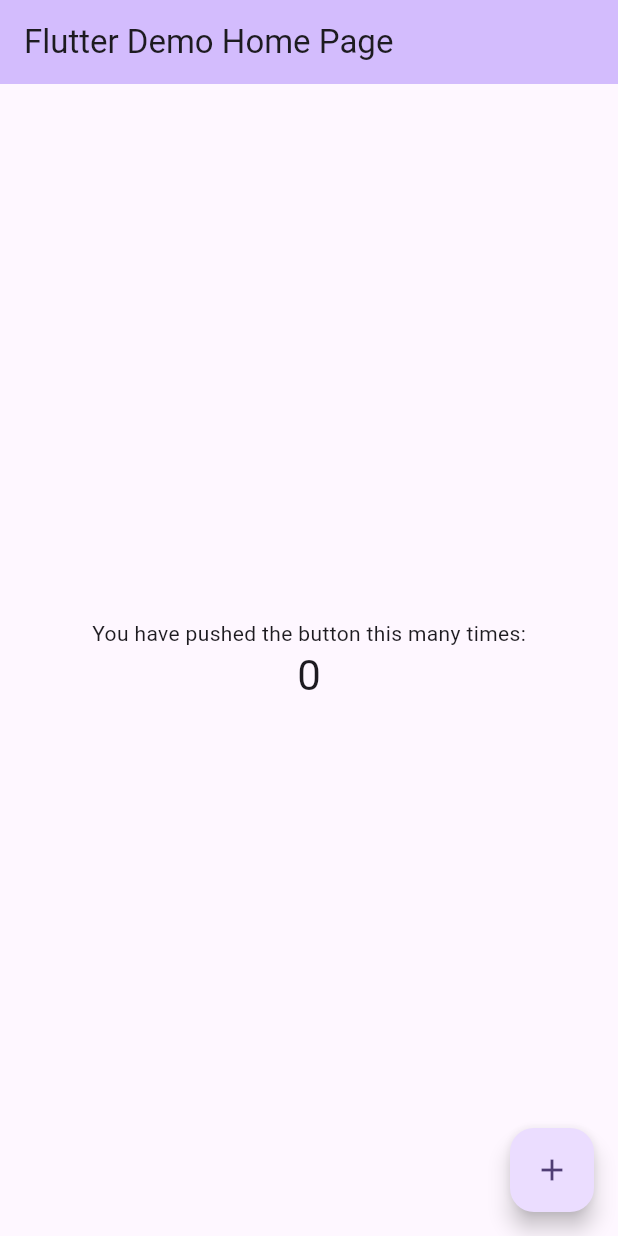
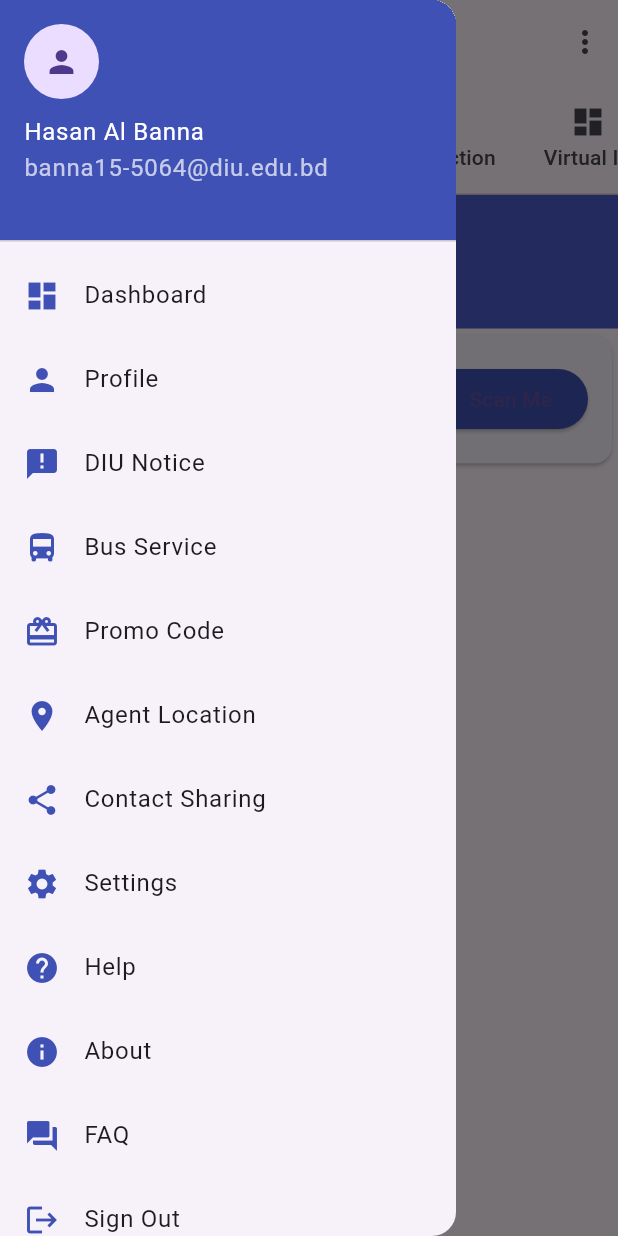
Before and after one commit to hasanalbanna012/Lab_evaluation, a Flutter app: the screen it shows after launch, with the side drawer open (before the commit the screen has no drawer), on a phone screen of 412 x 824 dp. Run offline on Flutter 3.47's test engine with Material 3 defaults, Android fonts, the light colour scheme and no system bars.

Commit message:
final evaluation

```diff
--- a/banna/lib/main.dart
+++ b/banna/lib/main.dart
@@ -1,125 +1,16 @@
 import 'package:flutter/material.dart';
+import 'screens/dashboard_screen.dart';
 
-void main() {
-  runApp(const MyApp());
-}
+void main() => runApp(MyApp());
 
 class MyApp extends StatelessWidget {
-  const MyApp({super.key});
-
-  // This widget is the root of your application.
   @override
   Widget build(BuildContext context) {
     return MaterialApp(
-      title: 'Flutter Demo',
-      theme: ThemeData(
-        // This is the theme of your application.
-        //
-        // TRY THIS: Try running your application with "flutter run". You'll see
-        // the application has a purple toolbar. Then, without quitting the app,
-        // try changing the seedColor in the colorScheme below to Colors.green
-        // and then invoke "hot reload" (save your changes or press the "hot
-        // reload" button in a Flutter-supported IDE, or press "r" if you used
-        // the command line to start the app).
-        //
-        // Notice that the counter didn't reset back to zero; the application
-        // state is not lost during the reload. To reset the state, use hot
-        // restart instead.
-        //
-        // This works for code too, not just values: Most code changes can be
-        // tested with just a hot reload.
-        colorScheme: ColorScheme.fromSeed(seedColor: Colors.deepPurple),
-        useMaterial3: true,
-      ),
-      home: const MyHomePage(title: 'Flutter Demo Home Page'),
+      title: '1Card UI',
+      theme: ThemeData(primarySwatch: Colors.indigo),
+      home: DashboardScreen(),
+      debugShowCheckedModeBanner: false,
     );
   }
 }
-
-class MyHomePage extends StatefulWidget {
-  const MyHomePage({super.key, required this.title});
-
-  // This widget is the home page of your application. It is stateful, meaning
-  // that it has a State object (defined below) that contains fields that affect
-  // how it looks.
-
-  // This class is the configuration for the state. It holds the values (in this
-  // case the title) provided by the parent (in this case the App widget) and
-  // used by the build method of the State. Fields in a Widget subclass are
-  // always marked "final".
-
-  final String title;
-
-  @override
-  State<MyHomePage> createState() => _MyHomePageState();
-}
-
-class _MyHomePageState extends State<MyHomePage> {
-  int _counter = 0;
-
-  void _incrementCounter() {
-    setState(() {
-      // This call to setState tells the Flutter framework that something has
-      // changed in this State, which causes it to rerun the build method below
-      // so that the display can reflect the updated values. If we changed
-      // _counter without calling setState(), then the build method would not be
-      // called again, and so nothing would appear to happen.
-      _counter++;
-    });
-  }
-
-  @override
-  Widget build(BuildContext context) {
-    // This method is rerun every time setState is called, for instance as done
-    // by the _incrementCounter method above.
-    //
-    // The Flutter framework has been optimized to make rerunning build methods
-    // fast, so that you can just rebuild anything that needs updating rather
-    // than having to individually change instances of widgets.
-    return Scaffold(
-      appBar: AppBar(
-        // TRY THIS: Try changing the color here to a specific color (to
-        // Colors.amber, perhaps?) and trigger a hot reload to see the AppBar
-        // change color while the other colors stay the same.
-        backgroundColor: Theme.of(context).colorScheme.inversePrimary,
-        // Here we take the value from the MyHomePage object that was created by
-        // the App.build method, and use it to set our appbar title.
-        title: Text(widget.title),
-      ),
-      body: Center(
-        // Center is a layout widget. It takes a single child and positions it
-        // in the middle of the parent.
-        child: Column(
-          // Column is also a layout widget. It takes a list of children and
-          // arranges them vertically. By default, it sizes itself to fit its
-          // children horizontally, and tries to be as tall as its parent.
-          //
-          // Column has various properties to control how it sizes itself and
-          // how it positions its children. Here we use mainAxisAlignment to
-          // center the children vertically; the main axis here is the vertical
-          // axis because Columns are vertical (the cross axis would be
-          // horizontal).
-          //
-          // TRY THIS: Invoke "debug painting" (choose the "Toggle Debug Paint"
-          // action in the IDE, or press "p" in the console), to see the
-          // wireframe for each widget.
-          mainAxisAlignment: MainAxisAlignment.center,
-          children: <Widget>[
-            const Text(
-              'You have pushed the button this many times:',
-            ),
-            Text(
-              '$_counter',
-              style: Theme.of(context).textTheme.headlineMedium,
-            ),
-          ],
-        ),
-      ),
-      floatingActionButton: FloatingActionButton(
-        onPressed: _incrementCounter,
-        tooltip: 'Increment',
-        child: const Icon(Icons.add),
-      ), // This trailing comma makes auto-formatting nicer for build methods.
-    );
-  }
-}
--- /dev/null
+++ b/banna/lib/screens/dashboard_screen.dart
@@ -0,0 +1,54 @@
+import 'package:flutter/material.dart';
+import '../widgets/user_info.dart';
+import '../widgets/balance_card.dart';
+import '../widgets/activity_tile.dart';
+import '../widgets/app_drawer.dart';
+
+class DashboardScreen extends StatelessWidget {
+  @override
+  Widget build(BuildContext context) {
+    return DefaultTabController(
+      length: 4,
+      child: Scaffold(
+        appBar: AppBar(
+          title: Text('1Card'),
+          actions: [
+            Icon(Icons.more_vert),
+            SizedBox(width: 10),
+          ],
+          bottom: TabBar(
+            isScrollable: true,
+            indicatorColor: Colors.white,
+            tabs: [
+              Tab(icon: Icon(Icons.dashboard), text: 'Dashboard'),
+              Tab(icon: Icon(Icons.design_services), text: 'Services'),
+              Tab(icon: Icon(Icons.money), text: 'Transaction'),
+              Tab(icon: Icon(Icons.dashboard), text: 'Virtual ID'),
+            ],
+          ),
+        ),
+        drawer: AppDrawer(),
+        body: Column(
+          crossAxisAlignment: CrossAxisAlignment.start,
+          children: [
+            UserInfoSection(),
+            BalanceCard(),
+            Padding(
+              padding: const EdgeInsets.all(12.0),
+              child: Text('Recent Activities',
+                  style: TextStyle(fontWeight: FontWeight.bold)),
+            ),
+            ActivityTile(
+              time: 'now',
+              action: 'Last Login with this device',
+            ),
+            ActivityTile(
+              time: 'yesterday',
+              action: 'Last Logout with this device)',
+            ),
+          ],
+        ),
+      ),
+    );
+  }
+}
--- /dev/null
+++ b/banna/lib/widgets/activity_tile.dart
@@ -0,0 +1,17 @@
+import 'package:flutter/material.dart';
+
+class ActivityTile extends StatelessWidget {
+  final String time;
+  final String action;
+
+  ActivityTile({required this.time, required this.action});
+
+  @override
+  Widget build(BuildContext context) {
+    return ListTile(
+      leading: Icon(Icons.calendar_today),
+      title: Text(time),
+      subtitle: Text(action),
+    );
+  }
+}
--- /dev/null
+++ b/banna/lib/widgets/app_drawer.dart
@@ -0,0 +1,54 @@
+import 'package:flutter/material.dart';
+
+class AppDrawer extends StatelessWidget {
+  @override
+  Widget build(BuildContext context) {
+    return Drawer(
+      child: ListView(
+        children: [
+          DrawerHeader(
+            decoration: BoxDecoration(color: Colors.indigo),
+            child: Column(
+              crossAxisAlignment: CrossAxisAlignment.start,
+              children: [
+                CircleAvatar(radius: 25, child: Icon(Icons.person)),
+                SizedBox(height: 10),
+                Text('Hasan Al Banna', style: TextStyle(color: Colors.white)),
+                Text('banna15-5064@diu.edu.bd',
+                    style: TextStyle(color: Colors.white70)),
+              ],
+            ),
+          ),
+          DrawerItem(icon: Icons.dashboard, title: 'Dashboard'),
+          DrawerItem(icon: Icons.person, title: 'Profile'),
+          DrawerItem(icon: Icons.announcement, title: 'DIU Notice'),
+          DrawerItem(icon: Icons.directions_bus, title: 'Bus Service'),
+          DrawerItem(icon: Icons.card_giftcard, title: 'Promo Code'),
+          DrawerItem(icon: Icons.location_on, title: 'Agent Location'),
+          DrawerItem(icon: Icons.share, title: 'Contact Sharing'),
+          DrawerItem(icon: Icons.settings, title: 'Settings'),
+          DrawerItem(icon: Icons.help, title: 'Help'),
+          DrawerItem(icon: Icons.info, title: 'About'),
+          DrawerItem(icon: Icons.question_answer, title: 'FAQ'),
+          DrawerItem(icon: Icons.logout, title: 'Sign Out'),
+        ],
+      ),
+    );
+  }
+}
+
+class DrawerItem extends StatelessWidget {
+  final IconData icon;
+  final String title;
+
+  DrawerItem({required this.icon, required this.title});
+
+  @override
+  Widget build(BuildContext context) {
+    return ListTile(
+      leading: Icon(icon, color: Colors.indigo),
+      title: Text(title),
+      onTap: () => Navigator.pop(context),
+    );
+  }
+}
--- /dev/null
+++ b/banna/lib/widgets/balance_card.dart
@@ -0,0 +1,37 @@
+// lib/widgets/balance_card.dart
+import 'package:flutter/material.dart';
+
+class BalanceCard extends StatelessWidget {
+  @override
+  Widget build(BuildContext context) {
+    return Card(
+      shape: RoundedRectangleBorder(borderRadius: BorderRadius.circular(12)),
+      child: Padding(
+        padding: const EdgeInsets.all(16.0),
+        child: Row(
+          children: [
+            Expanded(
+              child: Column(
+                children: [
+                  Text('****', style: TextStyle(fontSize: 24)),
+                  Text('Usable Balance'),
+                ],
+              ),
+            ),
+            ElevatedButton.icon(
+              onPressed: () {},
+              icon: Icon(Icons.qr_code_scanner),
+              label: Text(
+                'Scan Me',
+                selectionColor: Colors.white,
+              ),
+              style: ElevatedButton.styleFrom(
+                backgroundColor: Colors.indigo,
+              ),
+            )
+          ],
+        ),
+      ),
+    );
+  }
+}
--- /dev/null
+++ b/banna/lib/widgets/user_info.dart
@@ -0,0 +1,36 @@
+// lib/widgets/user_info_section.dart
+import 'package:flutter/material.dart';
+
+class UserInfoSection extends StatelessWidget {
+  @override
+  Widget build(BuildContext context) {
+    return Container(
+      color: const Color.fromARGB(255, 77, 91, 202),
+      padding: EdgeInsets.all(12),
+      child: Row(
+        children: [
+          CircleAvatar(radius: 30, child: Icon(Icons.person)),
+          SizedBox(width: 10),
+          Column(
+            crossAxisAlignment: CrossAxisAlignment.start,
+            children: [
+              Text('Hasan Al Banna',
+                  style: TextStyle(fontWeight: FontWeight.bold)),
+              Text('ID: 221-15-5064'),
+              Container(
+                margin: EdgeInsets.only(top: 4),
+                padding: EdgeInsets.symmetric(horizontal: 8, vertical: 2),
+                decoration: BoxDecoration(
+                  color: Colors.green,
+                  borderRadius: BorderRadius.circular(10),
+                ),
+                child: Text('Active',
+                    style: TextStyle(color: Colors.white, fontSize: 12)),
+              )
+            ],
+          )
+        ],
+      ),
+    );
+  }
+}
```
